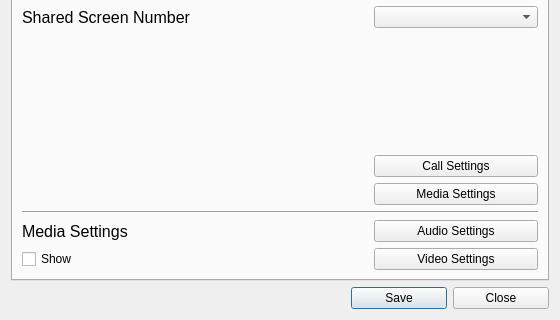
Before: the Qt Designer form src/ui/settings/settings.ui in ultravideo/uvgComm, drawn with Qt 5; both pictures show x 0 to 560 and y 320 to 640 of the 560 by 640 pixel window.
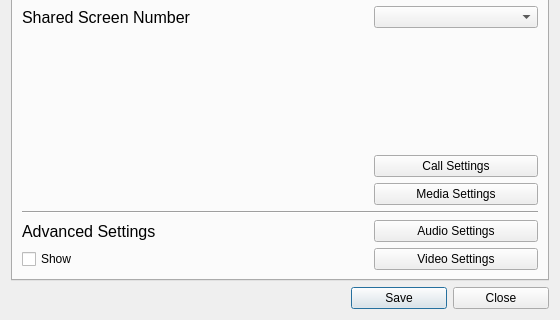
After: the same form once the commit is applied.

Commit message: refactor(Settings): Avoid using same name for two different things in UI

The edit to the form file:
```diff
--- a/src/ui/settings/settings.ui
+++ b/src/ui/settings/settings.ui
@@ -382,7 +382,7 @@
           </font>
          </property>
          <property name="text">
-          <string>Media Settings</string>
+          <string>Advanced Settings</string>
          </property>
         </widget>
        </item>
```
